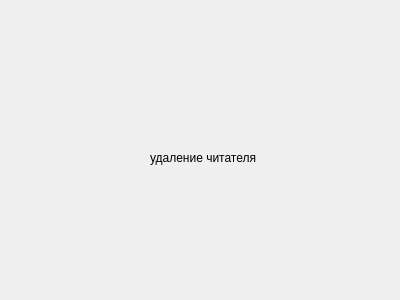
Qt form deletereader.ui (vladislavvasyukov/library) before a commit.
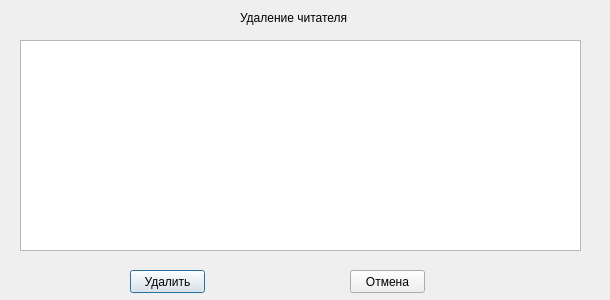
The same form after that commit.

Commit message: add output of table 'readers' for deleting reader

Diff of the .ui file:
```diff
--- a/deletereader.ui
+++ b/deletereader.ui
@@ -6,7 +6,7 @@
    <rect>
     <x>0</x>
     <y>0</y>
-    <width>400</width>
+    <width>610</width>
     <height>300</height>
    </rect>
   </property>
@@ -16,14 +16,50 @@
   <widget class="QLabel" name="label">
    <property name="geometry">
     <rect>
-     <x>150</x>
-     <y>150</y>
-     <width>191</width>
+     <x>240</x>
+     <y>10</y>
+     <width>111</width>
      <height>16</height>
     </rect>
    </property>
    <property name="text">
-    <string>удаление читателя</string>
+    <string>Удаление читателя</string>
+   </property>
+  </widget>
+  <widget class="QTableView" name="tableView">
+   <property name="geometry">
+    <rect>
+     <x>20</x>
+     <y>40</y>
+     <width>561</width>
+     <height>211</height>
+    </rect>
+   </property>
+  </widget>
+  <widget class="QPushButton" name="deleteReaderButton">
+   <property name="geometry">
+    <rect>
+     <x>130</x>
+     <y>270</y>
+     <width>75</width>
+     <height>23</height>
+    </rect>
+   </property>
+   <property name="text">
+    <string>Удалить</string>
+   </property>
+  </widget>
+  <widget class="QPushButton" name="pushButton_2">
+   <property name="geometry">
+    <rect>
+     <x>350</x>
+     <y>270</y>
+     <width>75</width>
+     <height>23</height>
+    </rect>
+   </property>
+   <property name="text">
+    <string>Отмена</string>
    </property>
   </widget>
  </widget>
```
The commit also changes 3 other files.
